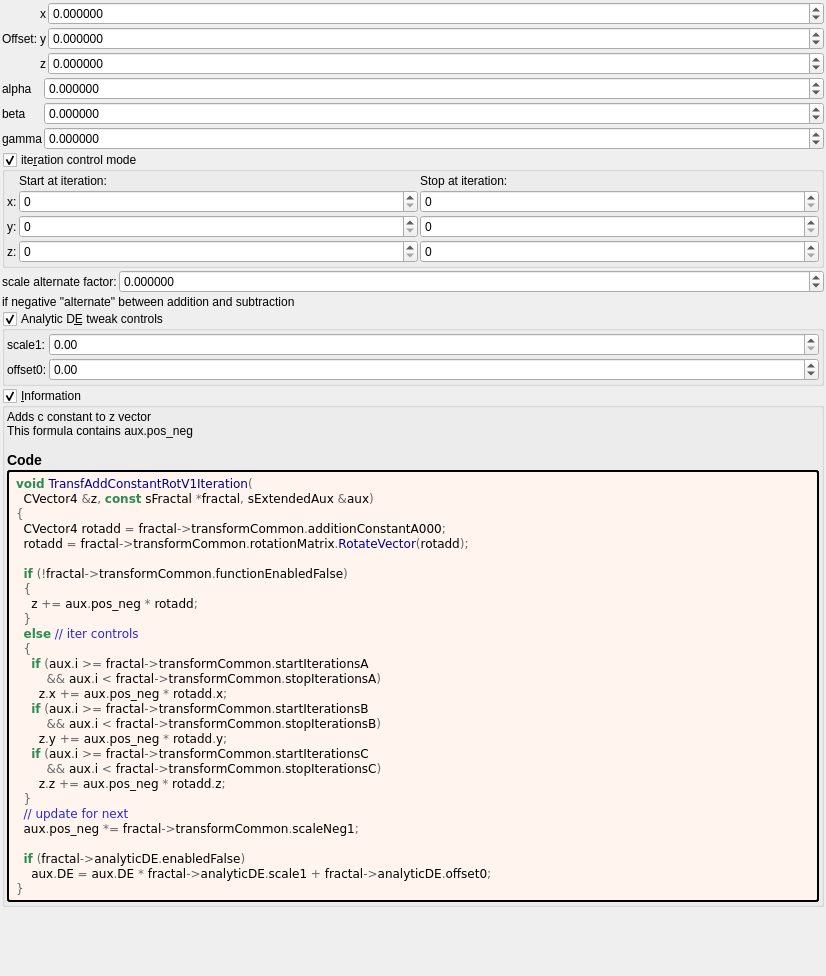
This is mandelbulber2/formula/ui/transf_add_constant_rot_v1.ui in buddhi1980/mandelbulber2 as Qt 5 draws it before an edit. The edited form follows.
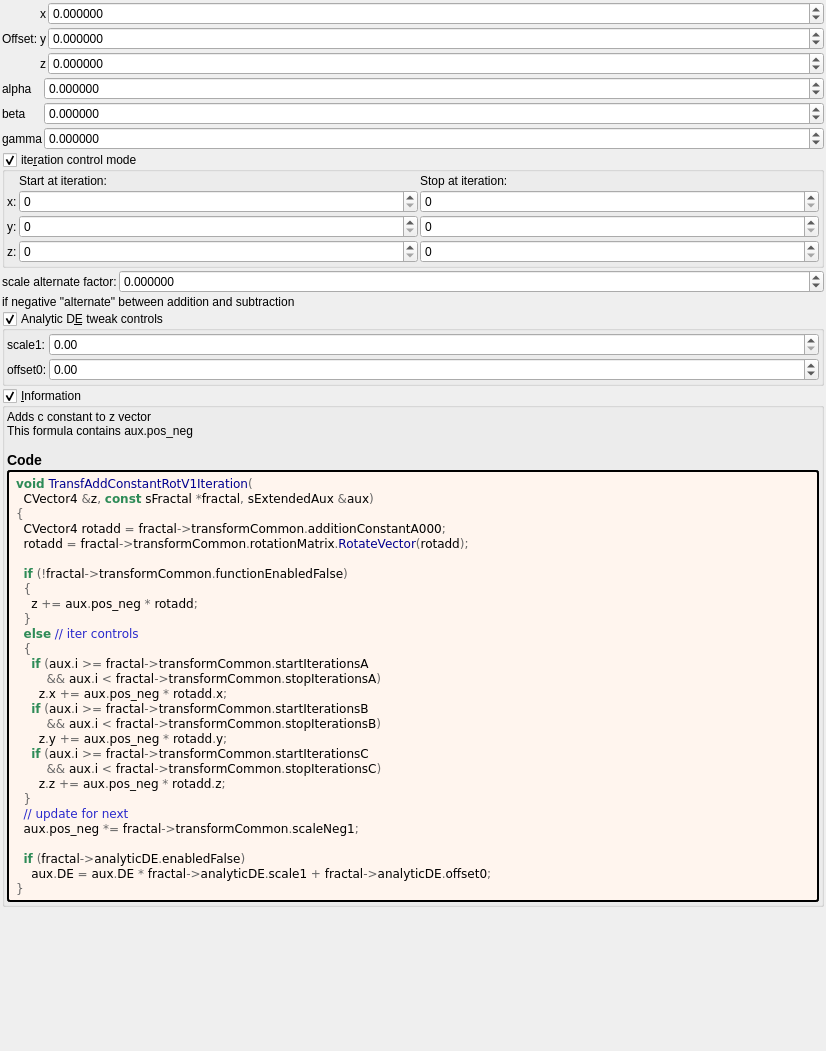
This is the edited form. Custom widgets are drawn as their Qt base class.

What changed in the file:
```diff
--- a/mandelbulber2/formula/ui/transf_add_constant_rot_v1.ui
+++ b/mandelbulber2/formula/ui/transf_add_constant_rot_v1.ui
@@ -7,7 +7,7 @@
     <x>0</x>
     <y>0</y>
     <width>826</width>
-    <height>976</height>
+    <height>1051</height>
    </rect>
   </property>
   <property name="windowTitle">
```
Left out of the diff: 14 changed lines with no effect on the pictures.
